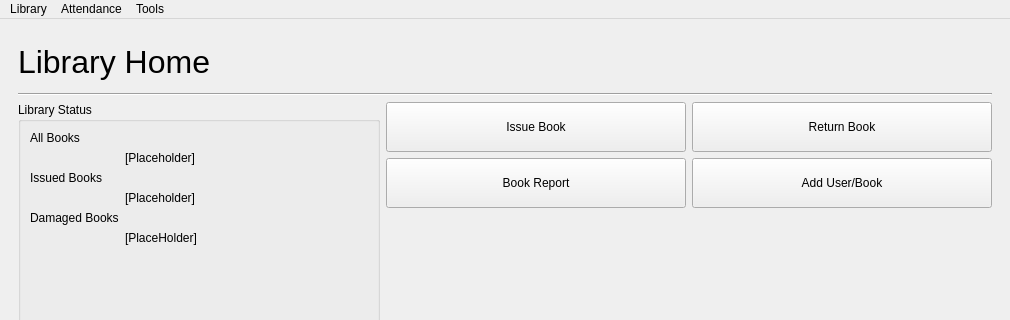
First picture: the form in library-window/ui/mainlibrarywindow.ui, repository AJigsawnHalo/Aklatan, before the edit; both pictures show x 0 to 1010 and y 0 to 320 of the 1010 by 583 pixel window.
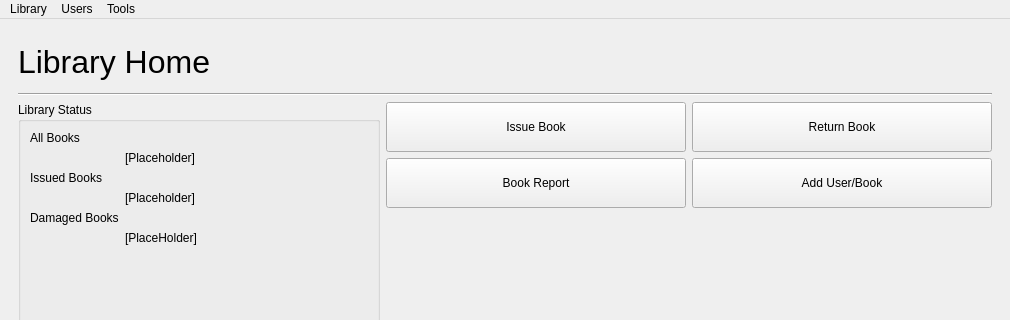
Second picture: the form after the edit.

Commit message: Add User Login Feature

Diff of the .ui file:
```diff
--- a/library-window/ui/mainlibrarywindow.ui
+++ b/library-window/ui/mainlibrarywindow.ui
@@ -1297,7 +1297,7 @@
    </widget>
    <widget class="QMenu" name="menuAttendance">
     <property name="title">
-     <string>Attendance</string>
+     <string>Users</string>
     </property>
     <addaction name="actionLog_Book"/>
    </widget>
```
Left out of the diff: 7 changed lines with no effect on the pictures. The commit also changes 9 other files.
